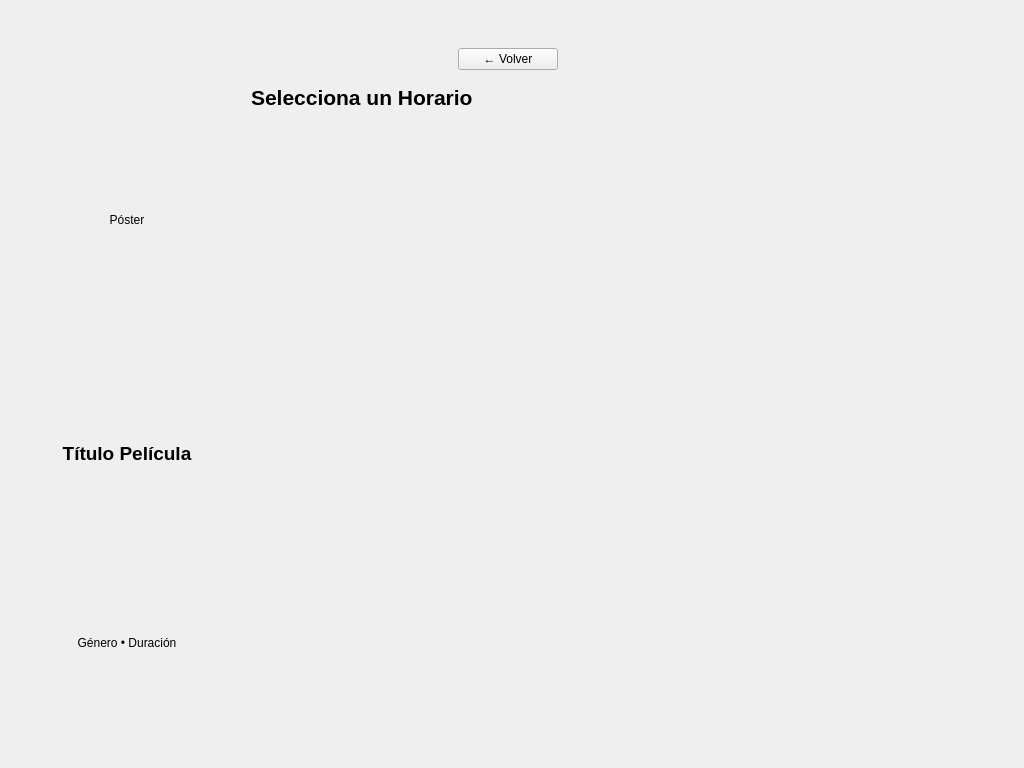
Above: apps/gui/ui/mainwindow.ui from jorgebd21/CineManager before the change. Below: the same form after it.
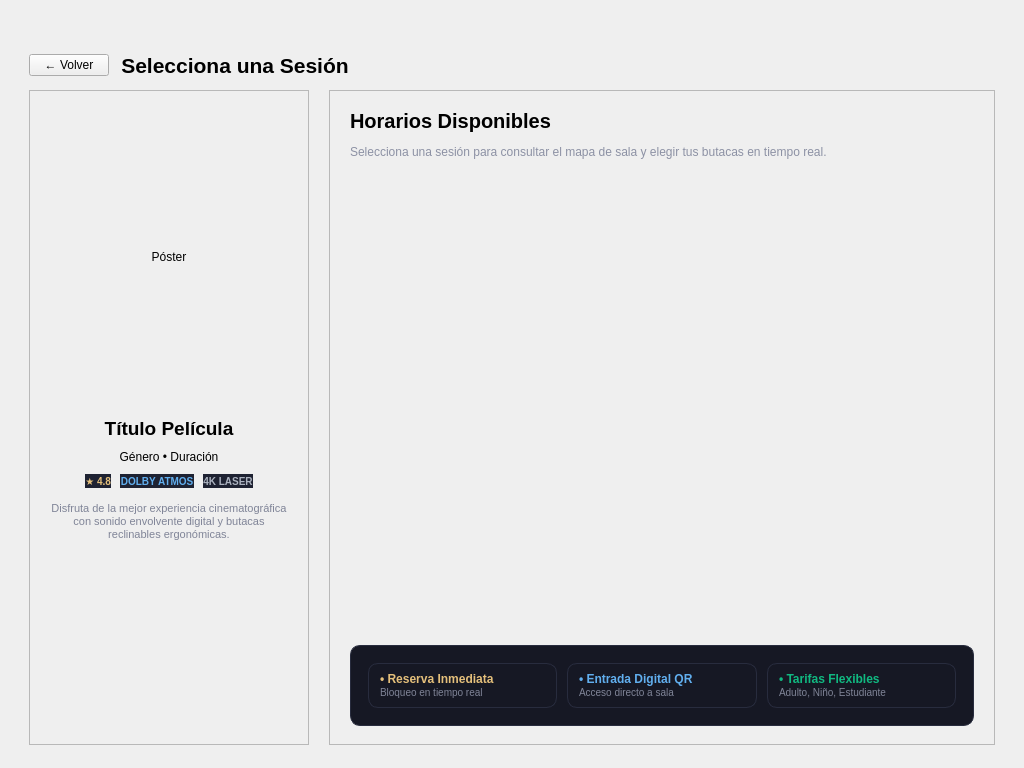
That is the form after the change. The open tabs and pages were chosen to show the change.

Commit message:
style(gui): overhaul application styling and add background images
- Redesign QSS stylesheet with a modern dark theme, transparent frames, and improved input focus states.
- Add cinematic background images (background.jpg) to elevate the visual experience.
- Update Qt Designer .ui files (MainWindow, LoginDialog, TarifasDialog) for better geometric alignment and sizing constraints.

```diff
--- a/apps/gui/ui/mainwindow.ui
+++ b/apps/gui/ui/mainwindow.ui
@@ -156,6 +156,21 @@
       <!-- PAGINA 2: SELECCION DE SESION -->
       <widget class="QWidget" name="pageSesiones">
        <layout class="QVBoxLayout" name="layoutSesiones">
+        <property name="spacing">
+         <number>12</number>
+        </property>
+        <property name="leftMargin">
+         <number>20</number>
+        </property>
+        <property name="topMargin">
+         <number>14</number>
+        </property>
+        <property name="rightMargin">
+         <number>20</number>
+        </property>
+        <property name="bottomMargin">
+         <number>14</number>
+        </property>
         <!-- Cabecera de Navegación -->
         <item>
          <layout class="QHBoxLayout" name="layoutHeaderSesiones">
@@ -172,11 +187,33 @@
             </property>
            </widget>
           </item>
+          <item>
+           <widget class="QLabel" name="labelSelectSession">
+            <property name="text">
+             <string>Selecciona una Sesión</string>
+            </property>
+            <property name="font">
+             <font>
+              <pointsize>16</pointsize>
+              <bold>true</bold>
+             </font>
+            </property>
+            <property name="alignment">
+             <set>Qt::AlignCenter</set>
+            </property>
+           </widget>
+          </item>
           <item>
            <spacer name="spacerHeaderSesiones">
             <property name="orientation">
              <enum>Qt::Horizontal</enum>
             </property>
+            <property name="sizeHint" stdset="0">
+             <size>
+              <width>100</width>
+              <height>20</height>
+             </size>
+            </property>
            </spacer>
           </item>
          </layout>
@@ -185,31 +222,69 @@
         <!-- Cuerpo de Sesiones: Dos Columnas -->
         <item>
          <layout class="QHBoxLayout" name="layoutCuerpoSesiones">
-          
-          <!-- Columna Izquierda: Detalles e Imagen de Película -->
+          <property name="spacing">
+           <number>20</number>
+          </property>
+
+          <!-- Columna Izquierda: Tarjeta Movie Details -->
           <item>
-           <widget class="QWidget" name="columnaIzquierdaSesiones" native="true">
+           <widget class="QFrame" name="columnaIzquierdaSesiones">
+            <property name="frameShape">
+             <enum>QFrame::StyledPanel</enum>
+            </property>
+            <property name="minimumSize">
+             <size>
+              <width>280</width>
+              <height>0</height>
+             </size>
+            </property>
             <property name="maximumSize">
              <size>
-              <width>300</width>
+              <width>320</width>
               <height>16777215</height>
              </size>
             </property>
             <layout class="QVBoxLayout" name="verticalLayoutIzquierdaSesiones">
+             <property name="spacing">
+              <number>10</number>
+             </property>
+             <property name="leftMargin">
+              <number>16</number>
+             </property>
+             <property name="topMargin">
+              <number>16</number>
+             </property>
+             <property name="rightMargin">
+              <number>16</number>
+             </property>
+             <property name="bottomMargin">
+              <number>16</number>
+             </property>
+
+             <!-- Poster centered -->
              <item>
               <widget class="QLabel" name="labelSesionPoster">
                <property name="text">
                 <string>Póster</string>
                </property>
-               <property name="minimumSize">
-                <size>
-                 <width>200</width>
-                 <height>270</height>
-                </size>
+               <property name="scaledContents">
+                <bool>true</bool>
                </property>
                <property name="alignment">
                 <set>Qt::AlignCenter</set>
                </property>
+               <property name="minimumSize">
+                <size>
+                 <width>220</width>
+                 <height>300</height>
+                </size>
+               </property>
+               <property name="maximumSize">
+                <size>
+                 <width>260</width>
+                 <height>350</height>
+                </size>
+               </property>
               </widget>
              </item>
              <item>
@@ -226,6 +301,9 @@
                <property name="alignment">
                 <set>Qt::AlignCenter</set>
                </property>
+               <property name="wordWrap">
+                <bool>true</bool>
+               </property>
               </widget>
              </item>
              <item>
@@ -239,33 +317,101 @@
               </widget>
              </item>
              <item>
-              <spacer name="verticalSpacerIzquierdaSesiones">
+              <widget class="QLabel" name="labelSesionBadges">
+               <property name="text">
+                <string>&lt;html&gt;&lt;body&gt;&lt;p align=&quot;center&quot;&gt;&lt;span style=&quot;background-color:#1E2232; color:#E5C07B; padding:3px 8px; border-radius:4px; font-size:10px; font-weight:bold;&quot;&gt;★ 4.8&lt;/span&gt; &amp;nbsp; &lt;span style=&quot;background-color:#1E2232; color:#61AFEF; padding:3px 8px; border-radius:4px; font-size:10px; font-weight:bold;&quot;&gt;DOLBY ATMOS&lt;/span&gt; &amp;nbsp; &lt;span style=&quot;background-color:#1E2232; color:#ABB2BF; padding:3px 8px; border-radius:4px; font-size:10px; font-weight:bold;&quot;&gt;4K LASER&lt;/span&gt;&lt;/p&gt;&lt;/body&gt;&lt;/html&gt;</string>
+               </property>
+               <property name="alignment">
+                <set>Qt::AlignCenter</set>
+               </property>
+              </widget>
+             </item>
+
+             <!-- Descripcion de la experiencia -->
+             <item>
+              <widget class="QLabel" name="labelSesionDesc">
+               <property name="text">
+                <string>Disfruta de la mejor experiencia cinematográfica con sonido envolvente digital y butacas reclinables ergonómicas.</string>
+               </property>
+               <property name="wordWrap">
+                <bool>true</bool>
+               </property>
+               <property name="alignment">
+                <set>Qt::AlignCenter</set>
+               </property>
+               <property name="styleSheet">
+                <string>color: #7F8497; font-size: 11px; margin-top: 4px;</string>
+               </property>
+              </widget>
+             </item>
+
+             <!-- Spacer at bottom para fijar los elementos arriba -->
+             <item>
+              <spacer name="verticalSpacerLeft">
                <property name="orientation">
                 <enum>Qt::Vertical</enum>
                </property>
+               <property name="sizeHint" stdset="0">
+                <size>
+                 <width>20</width>
+                 <height>20</height>
+                </size>
+               </property>
               </spacer>
              </item>
             </layout>
            </widget>
           </item>
 
-          <!-- Columna Derecha: Agrupación por días de Sesiones -->
+          <!-- Columna Derecha: Tarjeta de Sesiones y Horarios -->
           <item>
-           <widget class="QWidget" name="columnaDerechaSesiones" native="true">
+           <widget class="QFrame" name="columnaDerechaSesiones">
+            <property name="frameShape">
+             <enum>QFrame::StyledPanel</enum>
+            </property>
             <layout class="QVBoxLayout" name="verticalLayoutDerechaSesiones">
+             <property name="spacing">
+              <number>12</number>
+             </property>
+             <property name="leftMargin">
+              <number>20</number>
+             </property>
+             <property name="topMargin">
+              <number>18</number>
+             </property>
+             <property name="rightMargin">
+              <number>20</number>
+             </property>
+             <property name="bottomMargin">
+              <number>18</number>
+             </property>
+
+             <!-- Titulo derecha -->
              <item>
-              <widget class="QLabel" name="labelSelectSession">
+              <widget class="QLabel" name="labelTituloHorarios">
                <property name="text">
-                <string>Selecciona un Horario</string>
+                <string>Horarios Disponibles</string>
                </property>
                <property name="font">
                 <font>
-                 <pointsize>16</pointsize>
+                 <pointsize>15</pointsize>
                  <bold>true</bold>
                 </font>
                </property>
               </widget>
              </item>
+             <item>
+              <widget class="QLabel" name="labelSubtituloHorarios">
+               <property name="text">
+                <string>Selecciona una sesión para consultar el mapa de sala y elegir tus butacas en tiempo real.</string>
+               </property>
+               <property name="styleSheet">
+                <string>color: #8C91A4; font-size: 12px;</string>
+               </property>
+              </widget>
+             </item>
+
+             <!-- Scroll Area de sesiones -->
              <item>
               <widget class="QScrollArea" name="scrollAreaSesiones">
                <property name="widgetResizable">
@@ -286,10 +432,46 @@
                </widget>
               </widget>
              </item>
+
+             <!-- Banner informativo inferior -->
+             <item>
+              <widget class="QFrame" name="frameInfoSesiones">
+               <property name="styleSheet">
+                <string>background-color: #161824; border: 1px solid #282C3E; border-radius: 10px; padding: 8px;</string>
+               </property>
+               <layout class="QHBoxLayout" name="layoutInfoSesiones">
+                <property name="spacing">
+                 <number>10</number>
+                </property>
+                <item>
+                 <widget class="QLabel" name="infoIcon1">
+                  <property name="text">
+                   <string>&lt;html&gt;&lt;body&gt;&lt;p&gt;&lt;b style=&quot;color:#E5C07B;&quot;&gt;• Reserva Inmediata&lt;/b&gt;&lt;br/&gt;&lt;span style=&quot;color:#7F8497; font-size:10px;&quot;&gt;Bloqueo en tiempo real&lt;/span&gt;&lt;/p&gt;&lt;/body&gt;&lt;/html&gt;</string>
+                  </property>
+                 </widget>
+                </item>
+                <item>
+                 <widget class="QLabel" name="infoIcon2">
+                  <property name="text">
+                   <string>&lt;html&gt;&lt;body&gt;&lt;p&gt;&lt;b style=&quot;color:#61AFEF;&quot;&gt;• Entrada Digital QR&lt;/b&gt;&lt;br/&gt;&lt;span style=&quot;color:#7F8497; font-size:10px;&quot;&gt;Acceso directo a sala&lt;/span&gt;&lt;/p&gt;&lt;/body&gt;&lt;/html&gt;</string>
+                  </property>
+                 </widget>
+                </item>
+                <item>
+                 <widget class="QLabel" name="infoIcon3">
+                  <property name="text">
+                   <string>&lt;html&gt;&lt;body&gt;&lt;p&gt;&lt;b style=&quot;color:#10B981;&quot;&gt;• Tarifas Flexibles&lt;/b&gt;&lt;br/&gt;&lt;span style=&quot;color:#7F8497; font-size:10px;&quot;&gt;Adulto, Niño, Estudiante&lt;/span&gt;&lt;/p&gt;&lt;/body&gt;&lt;/html&gt;</string>
+                  </property>
+                 </widget>
+                </item>
+               </layout>
+              </widget>
+             </item>
+
             </layout>
            </widget>
           </item>
-          
+
          </layout>
         </item>
        </layout>
```
Left out of the diff: 210 changed lines with no effect on the pictures. The commit also changes 5 other files.
